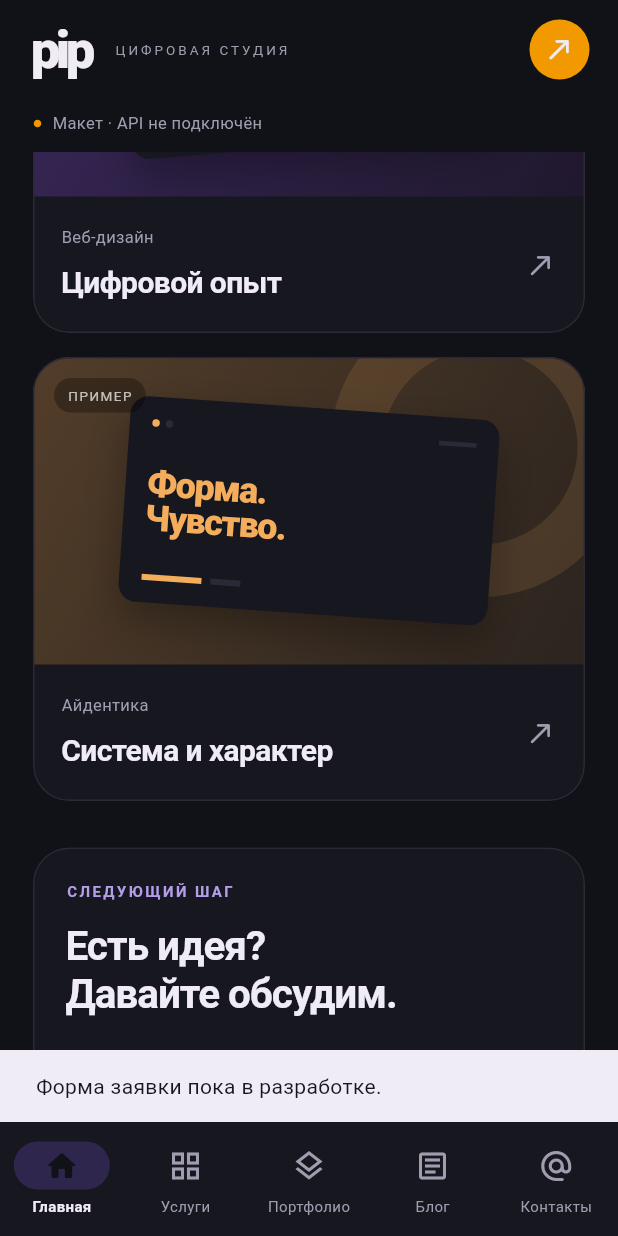
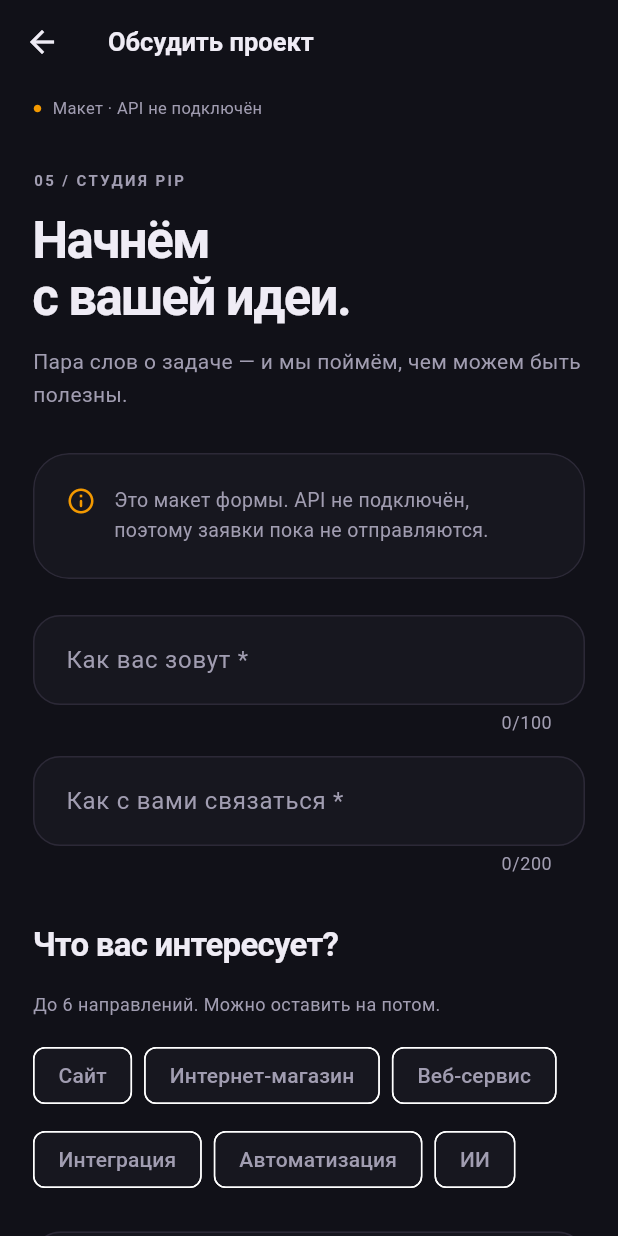
Before and after one commit to sergeynak/pip-flutter, a Flutter app: the screen it shows after launch, scrolled down 1152 dp, after a tap on the "north east" icon, on a phone screen of 412 x 824 dp. Run offline on Flutter 3.47's test engine with Material 3 defaults, Android fonts, the phone set to English and light mode, and no system bars.

Commit message:
Добавить форму заявки с проверкой полей

```diff
--- /dev/null
+++ b/lib/screens/brief_screen.dart
@@ -0,0 +1,311 @@
+import 'package:flutter/material.dart';
+
+import '../data/demo_data.dart';
+import '../models.dart';
+import '../widgets/common_widgets.dart';
+
+class BriefScreen extends StatefulWidget {
+  const BriefScreen({super.key, required this.data, this.initialServiceTitle});
+  final DemoData data;
+  final String? initialServiceTitle;
+  @override
+  State<BriefScreen> createState() => _BriefScreenState();
+}
+
+class _BriefScreenState extends State<BriefScreen> {
+  final _formKey = GlobalKey<FormState>();
+  final _name = TextEditingController();
+  final _contact = TextEditingController();
+  final _description = TextEditingController();
+  final _selectedServices = <String>{};
+  late Future<BriefOptions> _optionsFuture;
+  BriefOptions? _options;
+  String? _error;
+  bool _allowPop = false;
+  bool _confirmingDiscard = false;
+
+  bool get _hasDraft =>
+      _name.text.isNotEmpty ||
+      _contact.text.isNotEmpty ||
+      _description.text.isNotEmpty ||
+      _selectedServices.isNotEmpty;
+
+  @override
+  void initState() {
+    super.initState();
+    // Из услуги переносим только описание: допустимые названия направлений
+    // отдельно прочитаем из локальных настроек формы.
+    if (widget.initialServiceTitle != null) {
+      _description.text = 'Интересует услуга «${widget.initialServiceTitle}».';
+    }
+    _optionsFuture = _loadOptions();
+    for (final controller in [_name, _contact, _description]) {
+      controller.addListener(_draftChanged);
+    }
+  }
+
+  Future<BriefOptions> _loadOptions() async {
+    // Берём варианты и ограничения полей из локальных данных макета.
+    final options = await widget.data.getBriefOptions(contentLocale);
+    _options = options;
+    return options;
+  }
+
+  @override
+  void dispose() {
+    _name.dispose();
+    _contact.dispose();
+    _description.dispose();
+    super.dispose();
+  }
+
+  void _draftChanged() => setState(() => _error = null);
+
+  Future<void> _confirmDiscard() async {
+    // Не теряем введённые данные при случайном нажатии «Назад».
+    if (_confirmingDiscard) return;
+    _confirmingDiscard = true;
+    final discard = await showDialog<bool>(
+      context: context,
+      builder: (context) => AlertDialog(
+        title: const Text('Закрыть заявку?'),
+        content: const Text(
+          'Введённые данные будут потеряны. Можно остаться и продолжить заполнение.',
+        ),
+        actions: [
+          TextButton(
+            onPressed: () => Navigator.pop(context, false),
+            child: const Text('Продолжить'),
+          ),
+          TextButton(
+            onPressed: () => Navigator.pop(context, true),
+            child: const Text('Закрыть'),
+          ),
+        ],
+      ),
+    );
+    _confirmingDiscard = false;
+    if (discard == true && mounted) {
+      setState(() => _allowPop = true);
+      WidgetsBinding.instance.addPostFrameCallback((_) {
+        if (mounted) Navigator.of(context).pop();
+      });
+    }
+  }
+
+  void _submit() {
+    if (_options == null || !_formKey.currentState!.validate()) return;
+    FocusScope.of(context).unfocus();
+    // TODO: здесь позже будет отправка заявки через API.
+    setState(() {
+      _error =
+          'API ещё не подключён. Заявка не отправлена; введённые данные сохранены на этом экране.';
+    });
+  }
+
+  @override
+  Widget build(BuildContext context) => PopScope<void>(
+    canPop: _allowPop || !_hasDraft,
+    onPopInvokedWithResult: (didPop, result) {
+      if (!didPop) _confirmDiscard();
+    },
+    child: DetailScaffold(
+      data: widget.data,
+      title: 'Обсудить проект',
+      onBack: () {
+        if (_hasDraft) {
+          _confirmDiscard();
+        } else {
+          Navigator.of(context).pop();
+        }
+      },
+      body: Form(
+        key: _formKey,
+        child: PageBody(
+          children: [
+            const PageHeading(
+              number: '05',
+              title: 'Начнём\nс вашей идеи.',
+              subtitle:
+                  'Пара слов о задаче — и мы поймём, чем можем быть полезны.',
+            ),
+            if (widget.data.isDemo)
+              const Padding(
+                padding: EdgeInsets.only(bottom: 24),
+                child: Panel(
+                  child: Row(
+                    crossAxisAlignment: CrossAxisAlignment.start,
+                    children: [
+                      Icon(
+                        Icons.info_outline_rounded,
+                        color: PipColors.amber,
+                        size: 20,
+                      ),
+                      SizedBox(width: 12),
+                      Expanded(
+                        child: Text(
+                          'Это макет формы. API не подключён, поэтому заявки пока не отправляются.',
+                          style: TextStyle(
+                            color: PipColors.muted,
+                            fontSize: 13,
+                            height: 1.5,
+                          ),
+                        ),
+                      ),
+                    ],
+                  ),
+                ),
+              ),
+            AsyncContent(
+              future: _optionsFuture,
+              onRetry: () => setState(() {
+                _optionsFuture = _loadOptions();
+              }),
+              builder: (options) => Column(
+                crossAxisAlignment: CrossAxisAlignment.stretch,
+                children: [
+                  TextFormField(
+                    key: const Key('brief-name'),
+                    controller: _name,
+                    maxLength: options.nameMax,
+                    textCapitalization: TextCapitalization.words,
+                    textInputAction: TextInputAction.next,
+                    autofillHints: const [AutofillHints.name],
+                    decoration: const InputDecoration(
+                      labelText: 'Как вас зовут *',
+                      hintText: 'Ваше имя',
+                    ),
+                    validator: (value) {
+                      final length = value?.trim().length ?? 0;
+                      return length < options.nameMin ||
+                              length > options.nameMax
+                          ? 'Имя: от ${options.nameMin} до ${options.nameMax} символов'
+                          : null;
+                    },
+                  ),
+                  const SizedBox(height: 14),
+                  TextFormField(
+                    key: const Key('brief-contact'),
+                    controller: _contact,
+                    maxLength: options.contactMax,
+                    keyboardType: TextInputType.text,
+                    textInputAction: TextInputAction.next,
+                    decoration: const InputDecoration(
+                      labelText: 'Как с вами связаться *',
+                      hintText: 'Почта, телефон или Telegram',
+                    ),
+                    validator: (value) {
+                      final contact = value?.trim() ?? '';
+                      return contact.length < options.contactMin ||
+                              contact.length > options.contactMax ||
+                              !RegExp(
+                                r'[\p{L}\d@]',
+                                unicode: true,
+                              ).hasMatch(contact)
+                          ? 'Контакт: от ${options.contactMin} до ${options.contactMax} символов, с буквами или цифрами'
+                          : null;
+                    },
+                  ),
+                  const SectionHeading('Что вас интересует?'),
+                  Padding(
+                    padding: const EdgeInsets.only(bottom: 14),
+                    child: Text(
+                      'До ${options.servicesMax} направлений. Можно оставить на потом.',
+                      style: const TextStyle(
+                        color: PipColors.muted,
+                        fontSize: 12,
+                        height: 1.5,
+                      ),
+                    ),
+                  ),
+                  Wrap(
+                    spacing: 8,
+                    runSpacing: 8,
+                    children: [
+                      for (final option in options.serviceOptions)
+                        FilterChip(
+                          label: Text(option),
+                          selected: _selectedServices.contains(option),
+                          onSelected:
+                              (!_selectedServices.contains(option) &&
+                                  _selectedServices.length >=
+                                      options.servicesMax)
+                              ? null
+                              : (selected) => setState(() {
+                                  _error = null;
+                                  if (selected) {
+                                    _selectedServices.add(option);
+                                  } else {
+                                    _selectedServices.remove(option);
+                                  }
+                                }),
+                        ),
+                    ],
+                  ),
+                  const SizedBox(height: 24),
+                  TextFormField(
+                    key: const Key('brief-description'),
+                    controller: _description,
+                    minLines: 4,
+                    maxLines: 8,
+                    maxLength: options.messageMax,
+                    textCapitalization: TextCapitalization.sentences,
+                    decoration: const InputDecoration(
+                      labelText: 'Расскажите о задаче',
+                      hintText: 'Необязательно. Что хотите создать?',
+                      alignLabelWithHint: true,
+                    ),
+                    validator: (value) =>
+                        (value?.trim().length ?? 0) > options.messageMax
+                        ? 'Не более ${options.messageMax} символов'
+                        : null,
+                  ),
+                  const SizedBox(height: 13),
+                  if (_error != null)
+                    Padding(
+                      padding: const EdgeInsets.only(bottom: 18),
+                      child: Semantics(
+                        liveRegion: true,
+                        child: Container(
+                          padding: const EdgeInsets.all(16),
+                          decoration: BoxDecoration(
+                            color: const Color(0xFF332322),
+                            borderRadius: BorderRadius.circular(16),
+                          ),
+                          child: Text(
+                            _error!,
+                            style: TextStyle(
+                              color: Theme.of(context).colorScheme.error,
+                              fontSize: 13,
+                              height: 1.6,
+                            ),
+                          ),
+                        ),
+                      ),
+                    ),
+                  FilledButton(
+                    key: const Key('brief-submit'),
+                    onPressed: _submit,
+                    child: const Row(
+                      mainAxisAlignment: MainAxisAlignment.center,
+                      children: [
+                        Flexible(child: Text('Отправить заявку')),
+                        SizedBox(width: 12),
+                        Icon(Icons.north_east_rounded, size: 19),
+                      ],
+                    ),
+                  ),
+                  const SizedBox(height: 14),
+                  const Text(
+                    '* Обязательные поля',
+                    style: TextStyle(color: PipColors.muted, fontSize: 11),
+                  ),
+                ],
+              ),
+            ),
+          ],
+        ),
+      ),
+    ),
+  );
+}
--- a/lib/screens/navigation.dart
+++ b/lib/screens/navigation.dart
@@ -1,10 +1,14 @@
 import 'package:flutter/material.dart';
 
 import '../data/demo_data.dart';
+import 'brief_screen.dart';
 
-// Форма заявки будет добавлена отдельным этапом.
+// Открываем форму из любой кнопки и передаём ей текущий источник данных.
 void openBrief(BuildContext context, DemoData data, {String? serviceTitle}) {
-  ScaffoldMessenger.of(context).showSnackBar(
-    const SnackBar(content: Text('Форма заявки пока в разработке.')),
+  Navigator.of(context).push(
+    MaterialPageRoute<void>(
+      builder: (_) =>
+          BriefScreen(data: data, initialServiceTitle: serviceTitle),
+    ),
   );
 }
```
Also changed, not shown: lib/screens/brief_success_screen.dart (added, +49 -0 lines), 1 other file.
